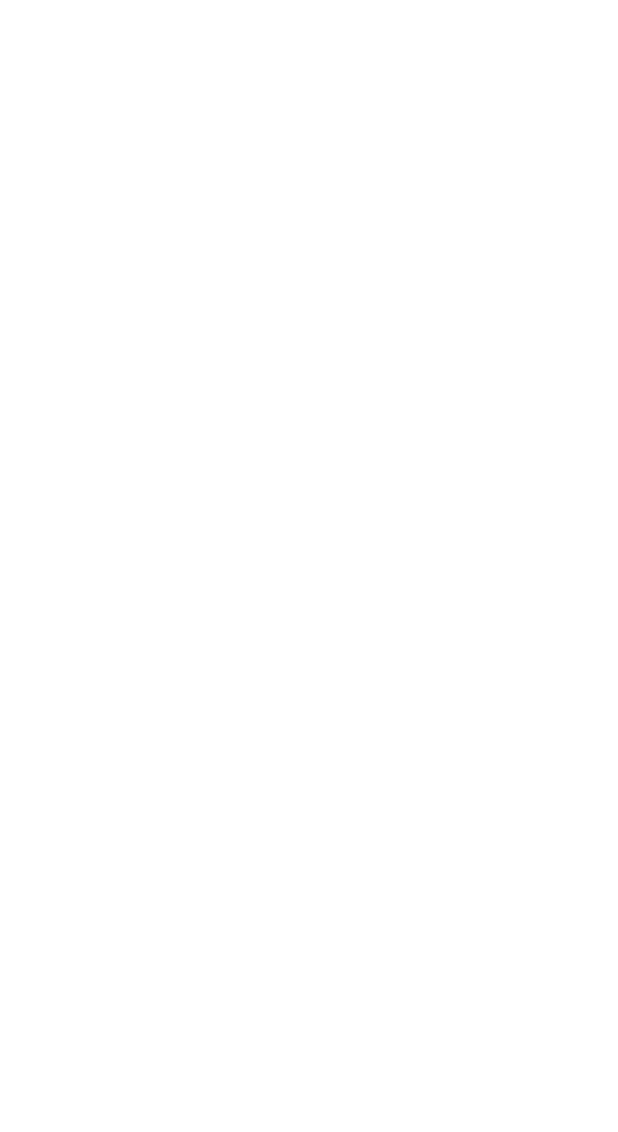
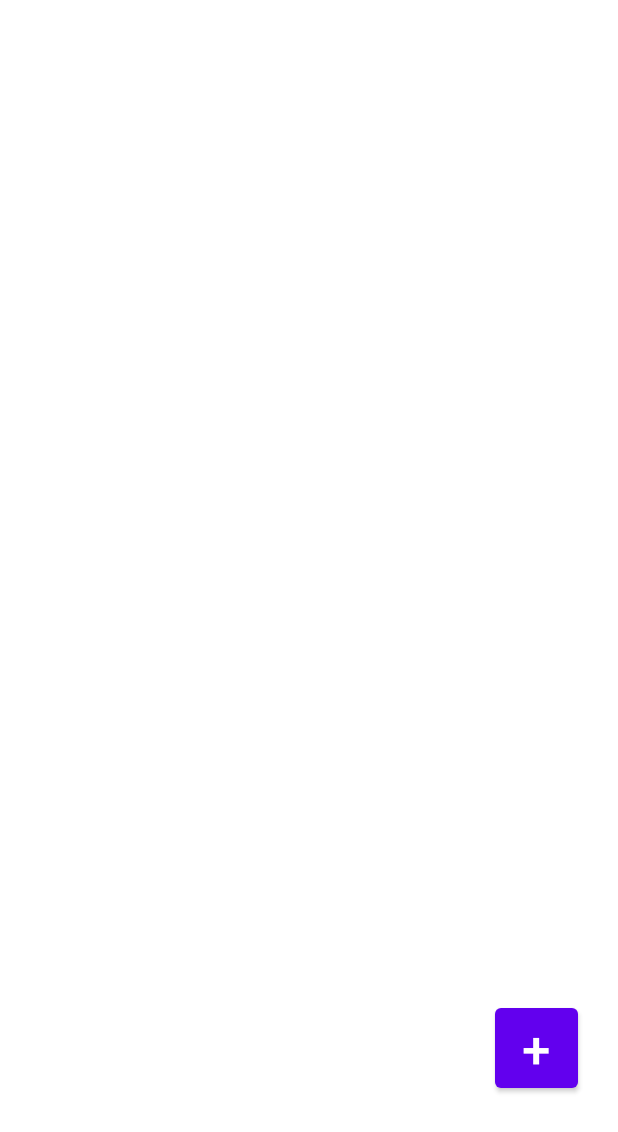
Before and after one commit to JasonHeoJung/MAD-Assignment-SPlanner, an Android app: the timetable_details screen opened directly, with no data from a screen before it, on a phone screen of 412 x 824 dp. Before the commit the part shown is empty. Shown: the top 1132 px of the screen. Run offline under Robolectric (Android 15) with nearby library versions, the phone set to English and light mode, and no system bars.

Commit message:
my timetable coding db not included yet

```diff
--- /dev/null
+++ b/app/src/main/java/sg/edu/np/mad/splanner/recyclerview.java
@@ -0,0 +1,54 @@
+package sg.edu.np.mad.splanner;
+
+import android.view.LayoutInflater;
+import android.view.View;
+import android.view.ViewGroup;
+import android.widget.TextView;
+
+import androidx.annotation.NonNull;
+import androidx.recyclerview.widget.RecyclerView;
+
+import java.util.ArrayList;
+
+public class recyclerview extends RecyclerView.Adapter<recyclerview.MyViewHolder> {
+
+    private ArrayList<schedule> scheduleArraylist;
+
+    public recyclerview(ArrayList<schedule> scheduleArraylist){
+        this.scheduleArraylist = scheduleArraylist;
+    }
+    public class MyViewHolder extends RecyclerView.ViewHolder{
+        private TextView classtxt;
+        private TextView modtxt;
+        private TextView timetxt;
+        public MyViewHolder(final View view){
+            super(view);
+            classtxt = view.findViewById(R.id.classname);
+            modtxt = view.findViewById(R.id.moduletext);
+            timetxt = view.findViewById(R.id.timetext);
+        }
+    }
+    @NonNull
+    @Override
+    public recyclerview.MyViewHolder onCreateViewHolder(@NonNull ViewGroup parent, int viewType) {
+        View itemview = LayoutInflater.from(parent.getContext()).inflate(R.layout.item_lists, parent, false);
+        return new MyViewHolder(itemview);
+    }
+
+    @Override
+    public void onBindViewHolder(@NonNull recyclerview.MyViewHolder holder, int position) {
+        String clsname = scheduleArraylist.get(position).getClassname();
+        holder.classtxt.setText(clsname);
+        String mdtxt = scheduleArraylist.get(position).getClassname();
+        holder.modtxt.setText(mdtxt);
+        String titxt = scheduleArraylist.get(position).getClassname();
+        holder.timetxt.setText(titxt);
+
+
+    }
+
+    @Override
+    public int getItemCount() {
+        return scheduleArraylist.size();
+    }
+}
--- a/app/src/main/java/sg/edu/np/mad/splanner/timetable_details.java
+++ b/app/src/main/java/sg/edu/np/mad/splanner/timetable_details.java
@@ -1,14 +1,42 @@
 package sg.edu.np.mad.splanner;
 
 import androidx.appcompat.app.AppCompatActivity;
+import androidx.recyclerview.widget.DefaultItemAnimator;
+import androidx.recyclerview.widget.LinearLayoutManager;
+import androidx.recyclerview.widget.RecyclerView;
 
+import android.content.Intent;
 import android.os.Bundle;
+import android.view.View;
+import android.widget.Button;
+
+import java.util.ArrayList;
 
 public class timetable_details extends AppCompatActivity {
 
+    private ArrayList<schedule> scheduleArrayList;
+    private RecyclerView recyclerView;
     @Override
     protected void onCreate(Bundle savedInstanceState) {
         super.onCreate(savedInstanceState);
         setContentView(R.layout.activity_timetable_details);
+        scheduleArrayList = new ArrayList<>();
+        Button addschedule = findViewById(R.id.addsched);
+        recyclerView = findViewById(R.id.recyclerView);
+        addschedule.setOnClickListener(new View.OnClickListener(){
+            @Override
+            public void onClick(View view) {
+                Intent myint = new Intent(timetable_details.this, addDetails.class);
+                startActivity(myint);
+            }
+        });
+        setAdapter();
+    }
+    private void setAdapter(){
+        recyclerview adapter = new recyclerview(scheduleArrayList);
+        RecyclerView.LayoutManager layoutManager = new LinearLayoutManager(getApplicationContext());
+        recyclerView.setLayoutManager(layoutManager);
+        recyclerView.setItemAnimator(new DefaultItemAnimator());
+        recyclerView.setAdapter(adapter);
     }
 }
--- a/app/src/main/res/layout/activity_timetable.xml
+++ b/app/src/main/res/layout/activity_timetable.xml
@@ -33,6 +33,7 @@
         android:textSize="24sp"
         app:layout_constraintBottom_toTopOf="@+id/tuesday"
         app:layout_constraintEnd_toEndOf="parent"
+        app:layout_constraintHorizontal_bias="0.0"
         app:layout_constraintStart_toStartOf="parent"
         app:layout_constraintTop_toTopOf="parent"
         app:layout_constraintVertical_bias="0.798" />
--- a/app/src/main/res/layout/activity_timetable_details.xml
+++ b/app/src/main/res/layout/activity_timetable_details.xml
@@ -6,4 +6,24 @@
     android:layout_height="match_parent"
     tools:context=".timetable_details">
 
+    <Button
+        android:id="@+id/addsched"
+        android:layout_width="55dp"
+        android:layout_height="65dp"
+        android:layout_marginStart="-80dp"
+        android:layout_marginBottom="-650dp"
+        android:text="+"
+        android:textSize="34sp"
+        app:layout_constraintBottom_toTopOf="@+id/recyclerView"
+        app:layout_constraintStart_toEndOf="@+id/recyclerView" />
+
+    <androidx.recyclerview.widget.RecyclerView
+        android:id="@+id/recyclerView"
+        android:layout_width="408dp"
+        android:layout_height="692dp"
+        android:layout_marginTop="30dp"
+        app:layout_constraintBottom_toBottomOf="parent"
+        app:layout_constraintEnd_toEndOf="parent"
+        app:layout_constraintStart_toStartOf="parent"
+        app:layout_constraintTop_toTopOf="parent" />
 </androidx.constraintlayout.widget.ConstraintLayout>
```
Also changed, not shown: app/src/main/java/sg/edu/np/mad/splanner/addDetails.java (+26 -0 lines), app/src/main/java/sg/edu/np/mad/splanner/schedule.java (added, +47 -0 lines), app/src/main/res/layout/activity_add_details.xml (+6 -6 lines), app/src/main/res/layout/fragment_schedule.xml (+2 -12 lines), app/src/main/res/layout/item_lists.xml (added, +42 -0 lines).
